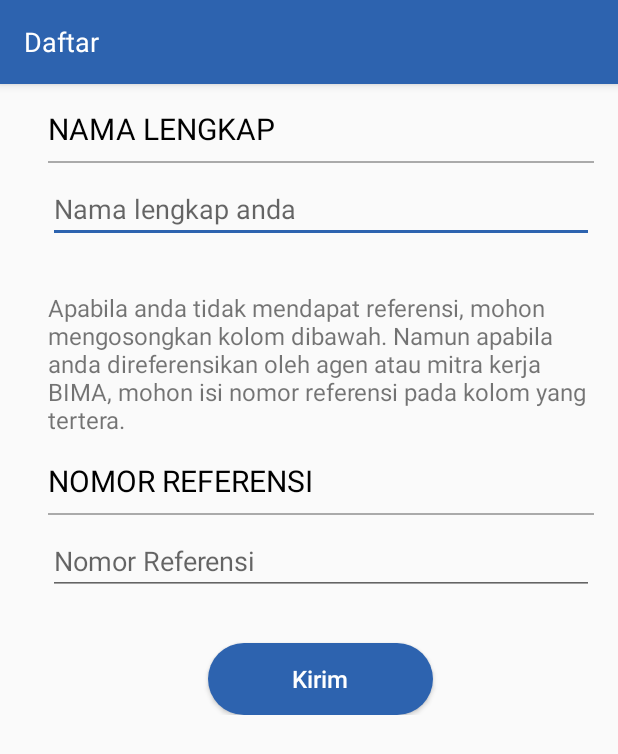
After one commit to gustavo-rosendo/bima-doktermu-app, an Android app: the layout activity_register_name.xml on its own in the app's theme, with its tools: preview values and no code run, on a phone screen of 412 x 824 dp. The commit adds this screen. Shown: the top 754 px of the screen. Run offline under Robolectric (Android 15) with nearby library versions, the light colour scheme and no system bars.

```diff
--- a/app/src/main/AndroidManifest.xml
+++ b/app/src/main/AndroidManifest.xml
@@ -43,7 +43,8 @@
         <activity android:name=".view.activities.ProfileActivity" />
         <activity android:name=".view.activities.AboutActivity" />
         <activity android:name=".view.activities.SubscriptionActivity" />
-        <activity android:name=".view.activities.BookCallActivity"/>
+        <activity android:name=".view.activities.BookCallActivity" />
+        <activity android:name=".view.activities.RegisterNameActivity"></activity>
     </application>
 
 </manifest>
--- a/app/src/main/java/com/bima/dokterpribadimu/injection/DokterPribadimuComponent.java
+++ b/app/src/main/java/com/bima/dokterpribadimu/injection/DokterPribadimuComponent.java
@@ -7,6 +7,7 @@ import com.bima.dokterpribadimu.view.activities.BookCallActivity;
 import com.bima.dokterpribadimu.view.activities.DoctorCallActivity;
 import com.bima.dokterpribadimu.view.activities.LandingActivity;
 import com.bima.dokterpribadimu.view.activities.ProfileActivity;
+import com.bima.dokterpribadimu.view.activities.RegisterNameActivity;
 import com.bima.dokterpribadimu.view.activities.SignInActivity;
 import com.bima.dokterpribadimu.view.activities.SubscriptionActivity;
 import com.bima.dokterpribadimu.view.fragments.AboutFragment;
@@ -34,6 +35,7 @@ public interface DokterPribadimuComponent {
 
     void inject(LandingActivity landingActivity);
     void inject(SignInActivity signInActivity);
+    void inject(RegisterNameActivity registerNameActivity);
     void inject(DoctorCallActivity doctorCallActivity);
     void inject(SubscriptionActivity subscriptionActivity);
     void inject(BookCallActivity bookCallActivity);
--- a/app/src/main/java/com/bima/dokterpribadimu/utils/ValidationUtils.java
+++ b/app/src/main/java/com/bima/dokterpribadimu/utils/ValidationUtils.java
@@ -50,7 +50,7 @@ public class ValidationUtils {
     /**
      * Validate name
      * @param name user's name
-     * @return true if phoneNumber is not empty & valid, false if otherwise
+     * @return true if name is not empty & valid, false if otherwise
      */
     public static boolean isValidName(CharSequence name) {
         Pattern p = Pattern.compile(getMinimumLengthRegex(MINIMUM_NAME_LENGTH));
--- a/app/src/main/java/com/bima/dokterpribadimu/view/fragments/ProfileFragment.java
+++ b/app/src/main/java/com/bima/dokterpribadimu/view/fragments/ProfileFragment.java
@@ -70,7 +70,7 @@ public class ProfileFragment extends Fragment {
 
         try {
             Picasso.with(getActivity())
-                    .load(userProfile.getProfilePicture())
+                    .load(userProfile.getPicture())
                     .centerCrop()
                     .fit()
                     .placeholder(R.drawable.ic_profile_picture)
--- /dev/null
+++ b/app/src/main/res/layout/activity_register_name.xml
@@ -0,0 +1,132 @@
+<?xml version="1.0" encoding="utf-8"?>
+<layout
+    xmlns:android="http://schemas.android.com/apk/res/android"
+    xmlns:app="http://schemas.android.com/apk/res-auto">
+
+    <LinearLayout
+        android:layout_width="match_parent"
+        android:layout_height="match_parent"
+        android:orientation="vertical">
+
+        <android.support.design.widget.AppBarLayout
+            android:id="@+id/appbar"
+            android:layout_width="match_parent"
+            android:layout_height="wrap_content"
+            android:background="@android:color/white">
+
+            <android.support.v7.widget.Toolbar
+                android:id="@+id/toolbar"
+                android:layout_width="match_parent"
+                android:layout_height="@dimen/generic_toolbar_height"
+                android:background="@color/bima_blue"
+                app:elevation="4dp"
+                app:contentInsetLeft="0dp"
+                app:contentInsetStart="0dp" >
+
+                <RelativeLayout
+                    android:layout_width="match_parent"
+                    android:layout_height="match_parent">
+
+                    <TextView
+                        android:id="@+id/toolbar_title"
+                        android:layout_width="match_parent"
+                        android:layout_height="match_parent"
+                        android:gravity="center_vertical"
+                        android:layout_marginLeft="@dimen/generic_large_margin"
+                        android:layout_marginStart="@dimen/generic_large_margin"
+                        android:text="@string/register"
+                        android:textColor="@android:color/white"
+                        android:textSize="18sp"/>
+
+                </RelativeLayout>
+
+            </android.support.v7.widget.Toolbar>
+
+        </android.support.design.widget.AppBarLayout>
+
+        <ScrollView
+            android:layout_width="match_parent"
+            android:layout_height="wrap_content">
+
+            <LinearLayout
+                android:layout_width="match_parent"
+                android:layout_height="wrap_content"
+                android:paddingTop="@dimen/generic_large_padding"
+                android:paddingLeft="@dimen/generic_xlarge_padding"
+                android:paddingStart="@dimen/generic_xlarge_padding"
+                android:paddingRight="@dimen/generic_large_padding"
+                android:paddingEnd="@dimen/generic_large_padding"
+                android:orientation="vertical">
+
+                <TextView
+                    android:layout_width="match_parent"
+                    android:layout_height="wrap_content"
+                    android:text="@string/full_name"
+                    android:textAllCaps="true"
+                    android:textColor="@android:color/black"
+                    android:textSize="20sp"/>
+
+                <View
+                    android:layout_width="match_parent"
+                    android:layout_height="@dimen/generic_separator_height"
+                    android:layout_marginTop="@dimen/generic_normal_margin"
+                    android:background="@android:color/darker_gray"/>
+
+                <EditText
+                    android:id="@+id/register_name_field"
+                    android:layout_width="match_parent"
+                    android:layout_height="wrap_content"
+                    android:layout_marginTop="@dimen/generic_normal_margin"
+                    android:hint="@string/full_name_hint"
+                    android:inputType="textPersonName"/>
+
+                <TextView
+                    android:layout_width="match_parent"
+                    android:layout_height="wrap_content"
+                    android:layout_marginTop="@dimen/generic_xlarge_margin"
+                    android:text="@string/referral_message"
+                    android:textSize="16sp"/>
+
+                <TextView
+                    android:layout_width="match_parent"
+                    android:layout_height="wrap_content"
+                    android:layout_marginTop="@dimen/generic_large_margin"
+                    android:text="@string/agent_number"
+                    android:textAllCaps="true"
+                    android:textColor="@android:color/black"
+                    android:textSize="20sp"/>
+
+                <View
+                    android:layout_width="match_parent"
+                    android:layout_height="@dimen/generic_separator_height"
+                    android:layout_marginTop="@dimen/generic_normal_margin"
+                    android:background="@android:color/darker_gray"/>
+
+                <EditText
+                    android:id="@+id/register_agent_field"
+                    android:layout_width="match_parent"
+                    android:layout_height="wrap_content"
+                    android:layout_marginTop="@dimen/generic_normal_margin"
+                    android:hint="@string/agent_number"
+                    android:inputType="text"/>
+
+                <Button
+                    android:id="@+id/register_validate_button"
+                    android:layout_width="wrap_content"
+                    android:layout_height="@dimen/generic_button_height"
+                    android:minWidth="150dp"
+                    android:layout_marginTop="@dimen/generic_xlarge_margin"
+                    android:layout_gravity="center_horizontal"
+                    android:text="@string/validate"
+                    android:textAllCaps="false"
+                    android:textColor="@android:color/white"
+                    android:textSize="16sp"
+                    android:background="@drawable/rounded_bima_blue_bg_selector"/>
+
+            </LinearLayout>
+
+        </ScrollView>
+
+    </LinearLayout>
+
+</layout>
--- a/app/src/main/res/values/strings.xml
+++ b/app/src/main/res/values/strings.xml
@@ -14,6 +14,12 @@
     <string name="email">Email</string>
     <string name="password">Kata sandi</string>
     <string name="whats_my_password">Lupa kata sandi anda?</string>
+    <string name="full_name">Nama lengkap</string>
+    <string name="full_name_hint">Nama lengkap anda</string>
+    <string name="referral_message">Apabila anda tidak mendapat referensi, mohon mengosongkan kolom dibawah.
+        Namun apabila anda direferensikan oleh agen atau mitra kerja BIMA, mohon isi nomor referensi pada kolom yang tertera.</string>
+    <string name="agent_number">Nomor Referensi</string>
+    <string name="validate">Kirim</string>
 
     <!-- home -->
     <string name="home">Home</string>
```
Also changed, not shown: app/src/main/java/com/bima/dokterpribadimu/data/remote/api/UserApi.java (+12 -4 lines), app/src/main/java/com/bima/dokterpribadimu/data/remote/service/UserService.java (+12 -2 lines), app/src/main/java/com/bima/dokterpribadimu/data/sns/facebook/FacebookClient.java (+8 -1 lines), app/src/main/java/com/bima/dokterpribadimu/data/sns/gplus/GplusClient.java (+7 -1 lines), app/src/main/java/com/bima/dokterpribadimu/model/UserProfile.java (+59 -9 lines), app/src/main/java/com/bima/dokterpribadimu/utils/TokenUtils.java (added, +35 -0 lines), app/src/main/java/com/bima/dokterpribadimu/view/activities/RegisterNameActivity.java (added, +138 -0 lines), app/src/main/java/com/bima/dokterpribadimu/view/base/BaseActivity.java (+20 -0 lines), app/src/main/java/com/bima/dokterpribadimu/view/fragments/RegisterFragment.java (+17 -67 lines), app/src/main/java/com/bima/dokterpribadimu/view/fragments/SignInFragment.java (+10 -4 lines).
